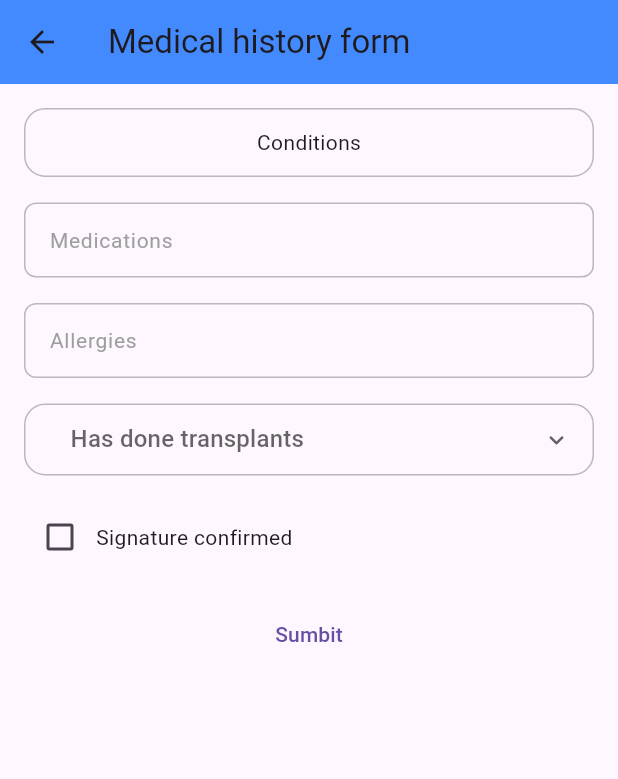
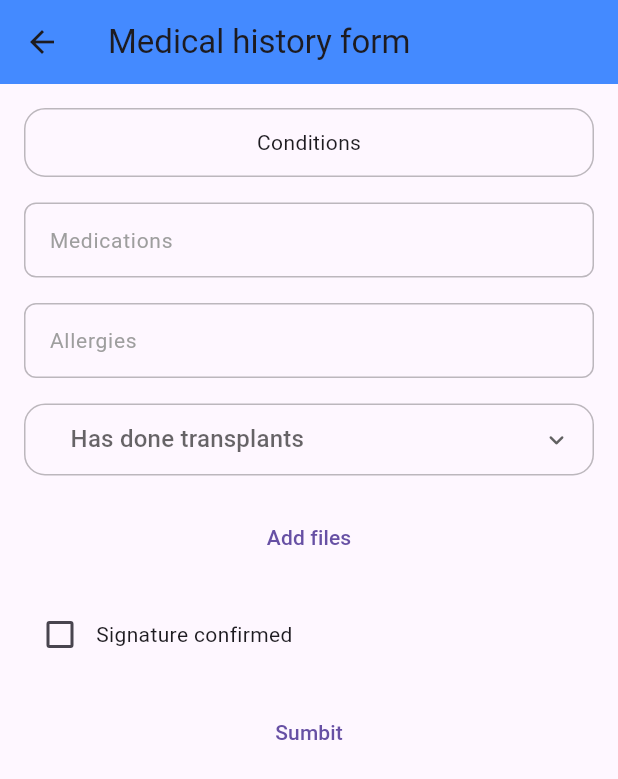
Before and after one commit to ribalalassaf/elithair_probetag, a Flutter app: the screen it shows after launch, after a tap on the "add" icon, on a phone screen of 412 x 824 dp. Shown: the top 779 px of the screen. Run offline on Flutter 3.47's test engine with Material 3 defaults, Android fonts, the phone set to English and light mode, and no system bars; drawn by our look-alikes of dropdown_button2; our stand-ins replace auto_route, bloc, dio, file_picker, flutter_bloc, fluttertoast and 6 more; accounts and stored records are empty; generated files the repository leaves out were written again; network calls fail.

Commit message:
local functionality

```diff
--- a/lib/config/router/router.dart
+++ b/lib/config/router/router.dart
@@ -5,5 +5,8 @@ import 'package:elithair_probetag/config/router/router.gr.dart';
 class AppRouter extends RootStackRouter {
   AppRouter({super.navigatorKey});
   @override
-  List<AutoRoute> get routes => [AutoRoute(page: HistoryRoute.page, initial: true), AutoRoute(page: FormRoute.page)];
+  List<AutoRoute> get routes => [
+    AutoRoute(page: HistoryRoute.page, initial: true, maintainState: false),
+    AutoRoute(page: FormRoute.page),
+  ];
 }
--- a/lib/features/medical_form_feature/business_logic/controller/cubit/records_cubit.dart
+++ b/lib/features/medical_form_feature/business_logic/controller/records_cubit/records_cubit.dart
@@ -12,14 +12,22 @@ part 'records_cubit.freezed.dart';
 class RecordsCubit extends Cubit<RecordsState> {
   final GetRecordsService _getRecordsService;
   final AddRecordService _addRecordService;
+  final AddRecordToLocalService _addRecordToLocalService;
+  final GetLocalRecordsService _getLocalRecordsService;
 
-  RecordsCubit(this._getRecordsService, this._addRecordService) : super(RecordsState.initial());
+  RecordsCubit(
+    this._getRecordsService,
+    this._addRecordService,
+    this._addRecordToLocalService,
+    this._getLocalRecordsService,
+  ) : super(RecordsState.initial());
 
   void getRecords() async {
     emit(RecordsState.inProgress());
     final dataState = await _getRecordsService.call();
+    final localRecords = _getLocalRecordsService.call();
     if (dataState.isSuccess()) {
-      emit(RecordsState.recordsSuccess(dataState.data ?? []));
+      emit(RecordsState.recordsSuccess([...?dataState.data, ...localRecords]));
     } else {
       emit(RecordsState.failure());
     }
@@ -29,6 +37,7 @@ class RecordsCubit extends Cubit<RecordsState> {
     emit(RecordsState.inProgress());
     final dataState = await _addRecordService.call(model);
     if (dataState.isSuccess()) {
+      await _addRecordToLocalService.call(RecordModel.fromForm(model));
       emit(RecordsState.success());
     } else {
       emit(RecordsState.failure());
--- /dev/null
+++ b/lib/features/medical_form_feature/business_logic/local_datasource.dart
@@ -0,0 +1,17 @@
+import 'package:elithair_probetag/features/medical_form_feature/model/record_model.dart';
+import 'package:elithair_probetag/utils/constants.dart';
+import 'package:hive/hive.dart';
+import 'package:injectable/injectable.dart';
+
+@LazySingleton()
+class LocalDatasource {
+  Box<RecordModel> recordsBox = Hive.box<RecordModel>(recordsBoxName);
+
+  Future<void> addRecord(RecordModel record) async {
+    await recordsBox.add(record);
+  }
+
+  List<RecordModel> getRecords() {
+    return recordsBox.values.toList();
+  }
+}
--- a/lib/features/medical_form_feature/business_logic/service.dart
+++ b/lib/features/medical_form_feature/business_logic/service.dart
@@ -1,4 +1,5 @@
 import 'package:elithair_probetag/features/medical_form_feature/business_logic/datasource.dart';
+import 'package:elithair_probetag/features/medical_form_feature/business_logic/local_datasource.dart';
 import 'package:elithair_probetag/features/medical_form_feature/model/form_model.dart';
 import 'package:elithair_probetag/features/medical_form_feature/model/record_model.dart';
 import 'package:elithair_probetag/utils/base_api_repository.dart';
@@ -24,3 +25,23 @@ class AddRecordService extends BaseApiRepository {
     return sendRequest(request: ds.addRecord(model));
   }
 }
+
+@LazySingleton()
+class AddRecordToLocalService extends BaseApiRepository {
+  final LocalDatasource ds;
+  AddRecordToLocalService(this.ds);
+
+  Future<void> call(RecordModel model) {
+    return ds.addRecord(model);
+  }
+}
+
+@LazySingleton()
+class GetLocalRecordsService extends BaseApiRepository {
+  final LocalDatasource ds;
+  GetLocalRecordsService(this.ds);
+
+  List<RecordModel> call() {
+    return ds.getRecords();
+  }
+}
--- a/lib/features/medical_form_feature/model/record_model.dart
+++ b/lib/features/medical_form_feature/model/record_model.dart
@@ -1,3 +1,4 @@
+import 'package:elithair_probetag/features/medical_form_feature/model/form_model.dart';
 import 'package:hive/hive.dart';
 part 'record_model.g.dart';
 
@@ -20,4 +21,11 @@ class RecordModel {
     conditions: json["conditions"] == null ? [] : List<String>.from(json["conditions"]!.map((x) => x)),
     priorTransplant: json["priorTransplant"],
   );
+
+  factory RecordModel.fromForm(FormModel form) => RecordModel(
+    id: "local-db id",
+    submittedAt: DateTime.now(),
+    conditions: form.conditions,
+    priorTransplant: form.priorTransplant,
+  );
 }
--- a/lib/features/medical_form_feature/screens/form_page.dart
+++ b/lib/features/medical_form_feature/screens/form_page.dart
@@ -1,16 +1,17 @@
 import 'package:auto_route/auto_route.dart';
-import 'package:easy_localization/easy_localization.dart';
 import 'package:elithair_probetag/config/injectable.dart';
-import 'package:elithair_probetag/features/medical_form_feature/business_logic/controller/cubit/records_cubit.dart';
+import 'package:elithair_probetag/features/medical_form_feature/business_logic/controller/records_cubit/records_cubit.dart';
 import 'package:elithair_probetag/features/medical_form_feature/model/form_model.dart';
 import 'package:elithair_probetag/features/medical_form_feature/widgets/custom_date_picker.dart';
 import 'package:elithair_probetag/features/medical_form_feature/widgets/custom_drop_down.dart';
 import 'package:elithair_probetag/features/medical_form_feature/widgets/custom_text_field.dart';
 import 'package:elithair_probetag/utils/extensions.dart';
 import 'package:elithair_probetag/utils/validators.dart';
+import 'package:file_picker/file_picker.dart';
 import 'package:flutter/material.dart';
 import 'package:flutter_bloc/flutter_bloc.dart';
 import 'package:fluttertoast/fluttertoast.dart';
+import 'package:intl/intl.dart';
 import 'package:syncfusion_flutter_datepicker/datepicker.dart';
 
 @RoutePage()
@@ -30,7 +31,8 @@ class _FormPageState extends State<FormPage> {
       create: (context) => getIt<RecordsCubit>(),
       child: Scaffold(
         appBar: AppBar(title: Text("Medical history form")),
-        body: Padding(
+        body: SingleChildScrollView(
+          child: Padding(
             padding: const EdgeInsets.all(16.0),
 
             child: Form(
@@ -124,6 +126,37 @@ class _FormPageState extends State<FormPage> {
                         );
                       },
                     ),
+                  TextButton(
+                    onPressed: () async {
+                      FilePickerResult? result = await FilePicker.platform.pickFiles(allowMultiple: true);
+
+                      if (result != null) {
+                        setState(() {
+                          model.documents = result.paths.map((path) => path!).toList();
+                        });
+                      }
+                    },
+                    child: Text("Add files"),
+                  ),
+                  if (!model.documents.isEmptyOrNull())
+                    Row(
+                      children: [
+                        Expanded(
+                          child: Column(
+                            spacing: 10,
+                            children: model.documents?.map<Widget>((path) => Text(path)).toList() ?? [],
+                          ),
+                        ),
+                        IconButton(
+                          onPressed: () {
+                            setState(() {
+                              model.documents = [];
+                            });
+                          },
+                          icon: Icon(Icons.delete),
+                        ),
+                      ],
+                    ),
                   FormField<bool?>(
                     initialValue: model.signatureConfirmed,
                     validator: (value) {
@@ -181,6 +214,7 @@ class _FormPageState extends State<FormPage> {
             ),
           ),
         ),
+      ),
     );
   }
 }
--- a/lib/main.dart
+++ b/lib/main.dart
@@ -1,15 +1,13 @@
 import 'package:elithair_probetag/config/injectable.dart';
 import 'package:elithair_probetag/config/router/router.dart';
+import 'package:elithair_probetag/utils/hive_helper.dart';
 import 'package:flutter/material.dart';
-import 'package:hive_flutter/adapters.dart';
 
 void main() async {
   configureDependencies();
-  await Hive.initFlutter();
-  // Hive.registerAdapter(RecordModelAdapter());
 
   final appRouter = AppRouter();
-
+  await HiveHelper.init();
   runApp(MyApp(appRouter: appRouter));
 }
 
--- /dev/null
+++ b/lib/utils/constants.dart
@@ -0,0 +1 @@
+const recordsBoxName = 'records_box';
--- /dev/null
+++ b/lib/utils/hive_helper.dart
@@ -0,0 +1,11 @@
+import 'package:elithair_probetag/features/medical_form_feature/model/record_model.dart';
+import 'package:elithair_probetag/utils/constants.dart';
+import 'package:hive_flutter/adapters.dart';
+
+class HiveHelper {
+  static Future<void> init() async {
+    await Hive.initFlutter();
+    Hive.registerAdapter(RecordModelAdapter());
+    await Hive.openBox<RecordModel>(recordsBoxName);
+  }
+}
--- a/pubspec.yaml
+++ b/pubspec.yaml
@@ -27,11 +27,11 @@ dependencies:
   intl: ^0.20.2
   dropdown_button2: ^2.3.9
   equatable: ^2.0.7
-  easy_localization: ^3.0.7
   syncfusion_flutter_datepicker: ^28.2.6
   fluttertoast: ^8.2.12
   hive: ^2.2.3
   hive_flutter: ^1.1.0
+  file_picker: ^10.2.0
 
 
 dev_dependencies:
```
Also changed, not shown: lib/features/medical_form_feature/screens/history_page.dart (+38 -32 lines), lib/utils/validators.dart (+4 -18 lines), lib/features/medical_form_feature/business_logic/controller/records_cubit/records_state.dart (renamed from lib/features/medical_form_feature/business_logic/controller/cubit/records_state.dart). Lines whose indentation alone changed are shown as unchanged.
